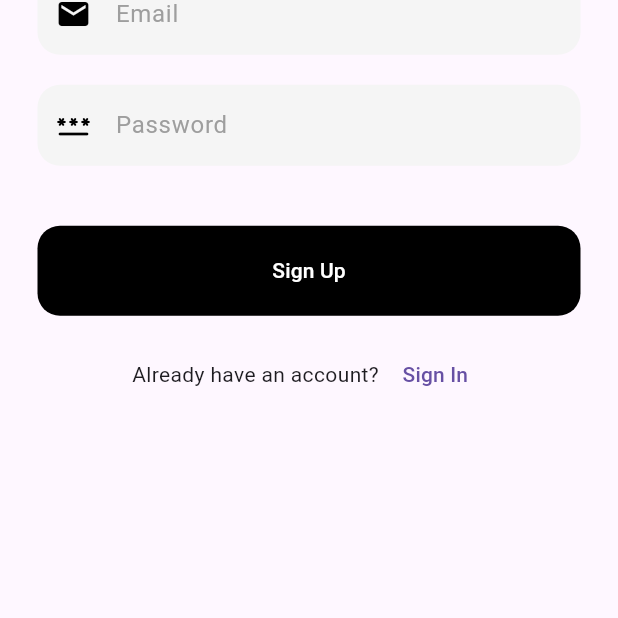
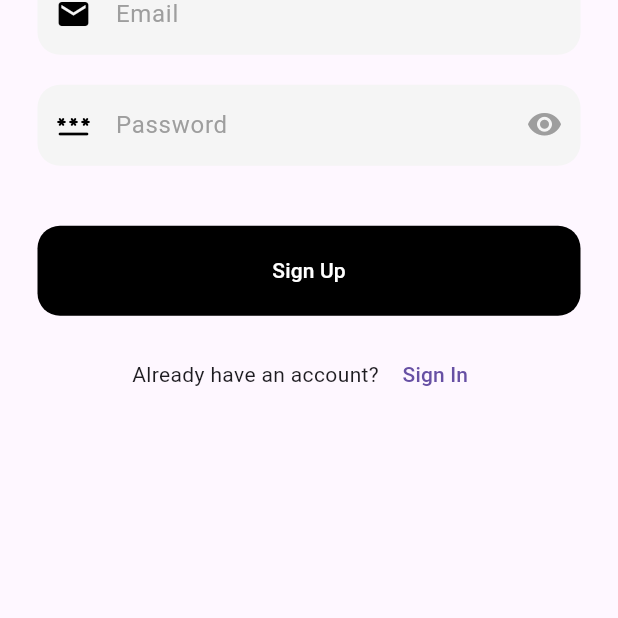
Before and after one commit to JainilRana/auto-attendance-system, a Flutter app: the screen it shows after launch, after a tap on "Sign Up", on a phone screen of 412 x 824 dp, the part 597-1215 px from its top. Run offline on Flutter 3.47's test engine with Material 3 defaults, Android fonts, the light colour scheme and no system bars; our stand-ins replace cloud_firestore, file_picker, firebase_auth, firebase_core, firebase_messaging, fluttertoast and 2 more; missing offline and left inert: excel; accounts and stored records are empty.

Commit message:
Show password, processing while strat attendance, camera already activate by ..., no changes in detected present. These features added.

```diff
--- a/attendance_app/lib/screens/homePageS.dart
+++ b/attendance_app/lib/screens/homePageS.dart
@@ -77,9 +77,8 @@ class _HomePageSState extends State<HomePageS> {
                         "Welcome\n${user!.displayName ?? "User"}",
                         style: GoogleFonts.rubik(
                           textStyle: const TextStyle(
-                            fontSize: 40,
+                            fontSize: 37,
                             fontWeight: FontWeight.w500,
-                            // overflow: TextOverflow.fade,
                           ),
                         ),
                         overflow: TextOverflow.fade,
--- a/attendance_app/lib/screens/signIn.dart
+++ b/attendance_app/lib/screens/signIn.dart
@@ -23,6 +23,7 @@ class _SignInState extends State<SignIn> {
     TextEditingController siPaswdController = TextEditingController();
     NotificationService notificationService = NotificationService();
     ValueNotifier processing = ValueNotifier(false);
+    ValueNotifier obscureTxt = ValueNotifier(true);
     return Scaffold(
       body: Center(
         child: Padding(
@@ -72,17 +73,34 @@ class _SignInState extends State<SignIn> {
               const SizedBox(height: 20),
 
               // Password field
-              TextFormField(
+              ValueListenableBuilder(
+                valueListenable: obscureTxt,
+                builder: (context, value, child) {
+                  return TextFormField(
                     autofocus: true,
                     controller: siPaswdController,
                     cursorRadius: const Radius.circular(15),
                     maxLines: 1,
-                obscureText: true,
+                    obscureText: value,
                     decoration: InputDecoration(
                       contentPadding: const EdgeInsets.all(15),
                       prefixIcon: const Icon(
                         Icons.password_rounded,
                         color: Colors.black,
+                      ),
+                      suffixIcon: IconButton(
+                        onPressed: () {
+                          obscureTxt.value = !obscureTxt.value;
+                        },
+                        color: Colors.grey,
+                        icon: value
+                            ? Icon(
+                                Icons.visibility_rounded,
+                              )
+                            : Icon(
+                                Icons.visibility_off_rounded,
+                              ),
+                        splashRadius: 0.1,
                       ),
                       border: OutlineInputBorder(
                         borderSide: BorderSide.none,
@@ -95,6 +113,8 @@ class _SignInState extends State<SignIn> {
                       fillColor: Colors.grey[100],
                       filled: true,
                     ),
+                  );
+                },
               ),
               const SizedBox(height: 40),
               Row(
--- a/attendance_app/lib/screens/signUp.dart
+++ b/attendance_app/lib/screens/signUp.dart
@@ -48,6 +48,7 @@ class _SignUpState extends State<SignUp> {
     TextEditingController suPaswdController = TextEditingController();
     NotificationService notificationService = NotificationService();
     ValueNotifier processing = ValueNotifier(false);
+    ValueNotifier obscureTxt = ValueNotifier(true);
     return Scaffold(
       body: Center(
         child: Padding(
@@ -124,17 +125,34 @@ class _SignUpState extends State<SignUp> {
               const SizedBox(height: 20),
 
               // Password field
-              TextFormField(
+              ValueListenableBuilder(
+                valueListenable: obscureTxt,
+                builder: (context, value, child) {
+                  return TextFormField(
                     autofocus: true,
                     controller: suPaswdController,
                     cursorRadius: const Radius.circular(15),
                     maxLines: 1,
-                obscureText: true,
+                    obscureText: value,
                     decoration: InputDecoration(
                       contentPadding: const EdgeInsets.all(15),
                       prefixIcon: const Icon(
                         Icons.password_rounded,
                         color: Colors.black,
+                      ),
+                      suffixIcon: IconButton(
+                        onPressed: () {
+                          obscureTxt.value = !obscureTxt.value;
+                        },
+                        color: Colors.grey,
+                        icon: value
+                            ? Icon(
+                                Icons.visibility_rounded,
+                              )
+                            : Icon(
+                                Icons.visibility_off_rounded,
+                              ),
+                        splashRadius: 0.1,
                       ),
                       border: OutlineInputBorder(
                         borderSide: BorderSide.none,
@@ -147,6 +165,8 @@ class _SignUpState extends State<SignUp> {
                       fillColor: Colors.grey[100],
                       filled: true,
                     ),
+                  );
+                },
               ),
               const SizedBox(height: 40),
               Row(
```
Also changed, not shown: attendance_app/lib/screens/homePageF.dart (+48 -4 lines), attendance_app/lib/screens/studentList.dart (+10 -2 lines). Lines whose indentation alone changed are shown as unchanged.
